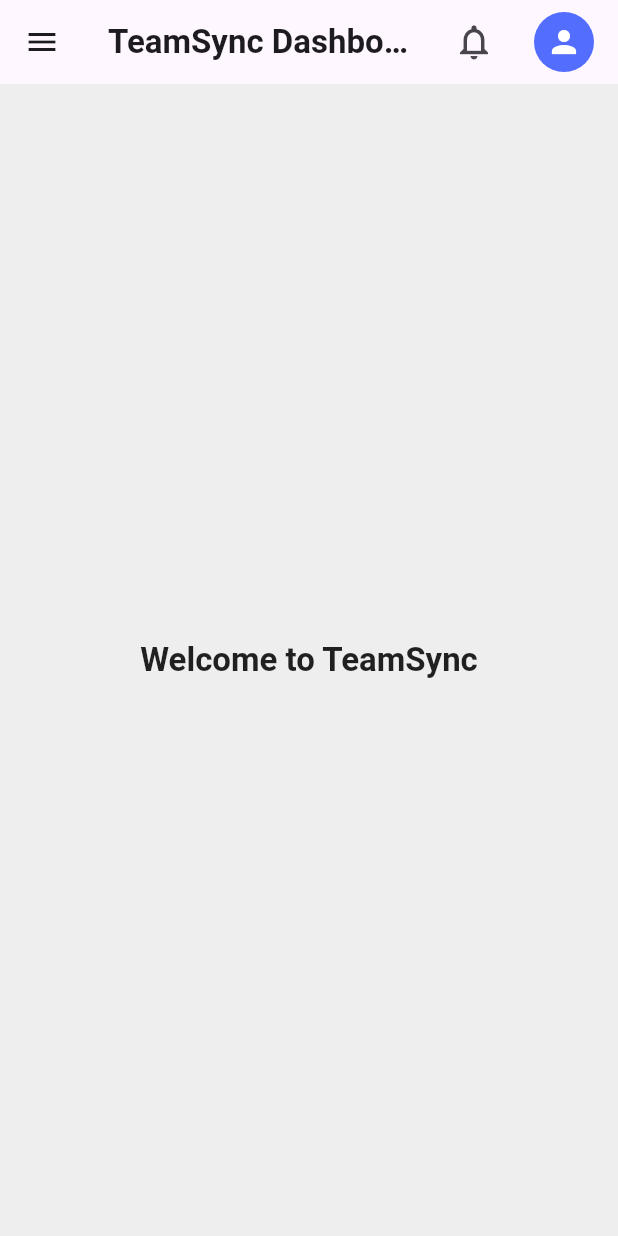
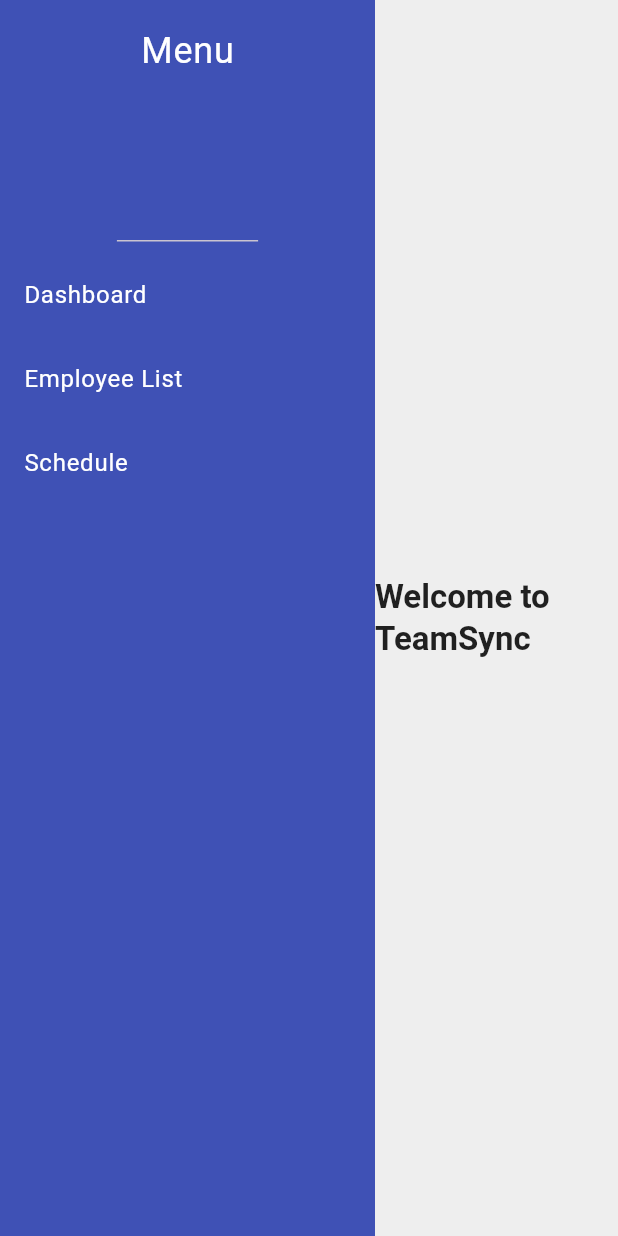
Before and after one commit to emnggprw/teamsync, a Flutter app: the screen it shows after launch, on a phone screen of 412 x 824 dp. Run offline on Flutter 3.47's test engine with Material 3 defaults, Android fonts, the phone set to English and light mode, and no system bars; our stand-ins replace table_calendar.

Commit message:
Added persistent menu drawer

```diff
--- a/lib/main.dart
+++ b/lib/main.dart
@@ -35,52 +35,17 @@
   @override
   Widget build(BuildContext context) {
     return Scaffold(
-      appBar: AppBar(
-        title: Text('TeamSync Dashboard', style: TextStyle(fontWeight: FontWeight.bold)),
-        actions: [
-          IconButton(icon: Icon(Icons.notifications_none, size: 28), onPressed: () {}),
-          Padding(
-            padding: EdgeInsets.symmetric(horizontal: 16.0),
-            child: CircleAvatar(
-              backgroundColor: Colors.indigoAccent,
-              child: Icon(Icons.person, color: Colors.white),
-            ),
+      body: Row(
+        children: [
+          NavigationPanel(
+            selectedMenu: _selectedMenu,
+            onMenuSelected: (menu) => setState(() => _selectedMenu = menu),
+          ),
+          Expanded(
+            child: _buildContent(),
           ),
         ],
       ),
-      drawer: Drawer(
-        child: ListView(
-          padding: EdgeInsets.zero,
-          children: <Widget>[
-            DrawerHeader(
-              decoration: BoxDecoration(color: Colors.indigo),
-              child: Text('Menu', style: TextStyle(color: Colors.white, fontSize: 24)),
-            ),
-            ListTile(
-              title: Text('Dashboard'),
-              onTap: () {
-                setState(() => _selectedMenu = "Dashboard");
-                Navigator.pop(context);
-              },
-            ),
-            ListTile(
-              title: Text('Employee List'),
-              onTap: () {
-                setState(() => _selectedMenu = "Employees");
-                Navigator.pop(context);
-              },
-            ),
-            ListTile(
-              title: Text('Schedule'),
-              onTap: () {
-                setState(() => _selectedMenu = "Schedule");
-                Navigator.pop(context);
-              },
-            ),
-          ],
-        ),
-      ),
-      body: _buildContent(),
     );
   }
 
@@ -95,6 +60,40 @@
           child: Text('Welcome to TeamSync', style: Theme.of(context).textTheme.titleLarge),
         );
     }
+  }
+}
+
+class NavigationPanel extends StatelessWidget {
+  final String selectedMenu;
+  final Function(String) onMenuSelected;
+
+  NavigationPanel({required this.selectedMenu, required this.onMenuSelected});
+
+  @override
+  Widget build(BuildContext context) {
+    return Container(
+      width: 250,
+      color: Colors.indigo,
+      child: Column(
+        children: [
+          DrawerHeader(
+            child: Text('Menu', style: TextStyle(color: Colors.white, fontSize: 24)),
+          ),
+          ListTile(
+            title: Text('Dashboard', style: TextStyle(color: Colors.white)),
+            onTap: () => onMenuSelected("Dashboard"),
+          ),
+          ListTile(
+            title: Text('Employee List', style: TextStyle(color: Colors.white)),
+            onTap: () => onMenuSelected("Employees"),
+          ),
+          ListTile(
+            title: Text('Schedule', style: TextStyle(color: Colors.white)),
+            onTap: () => onMenuSelected("Schedule"),
+          ),
+        ],
+      ),
+    );
   }
 }
 
```
